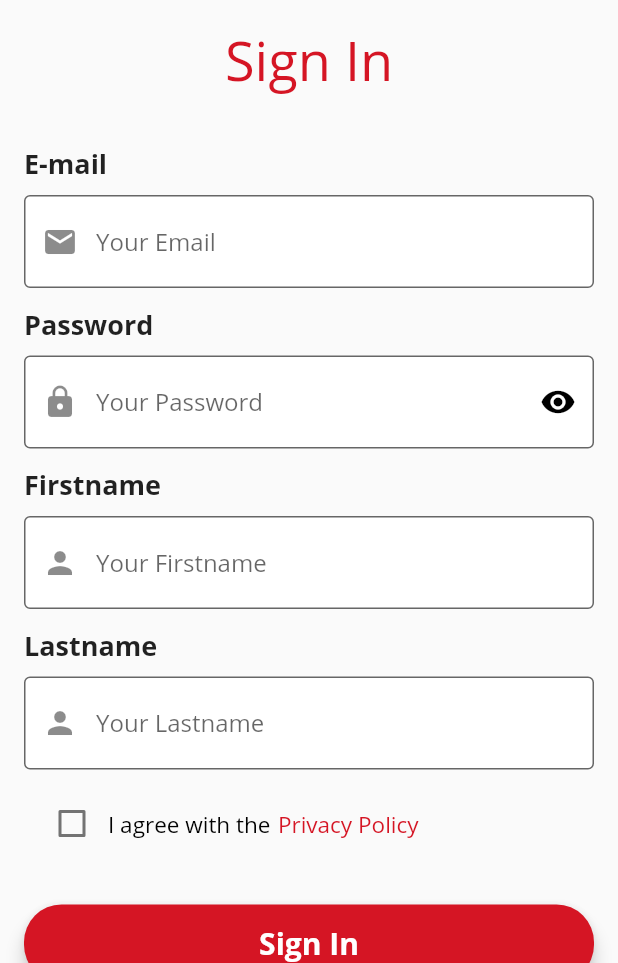
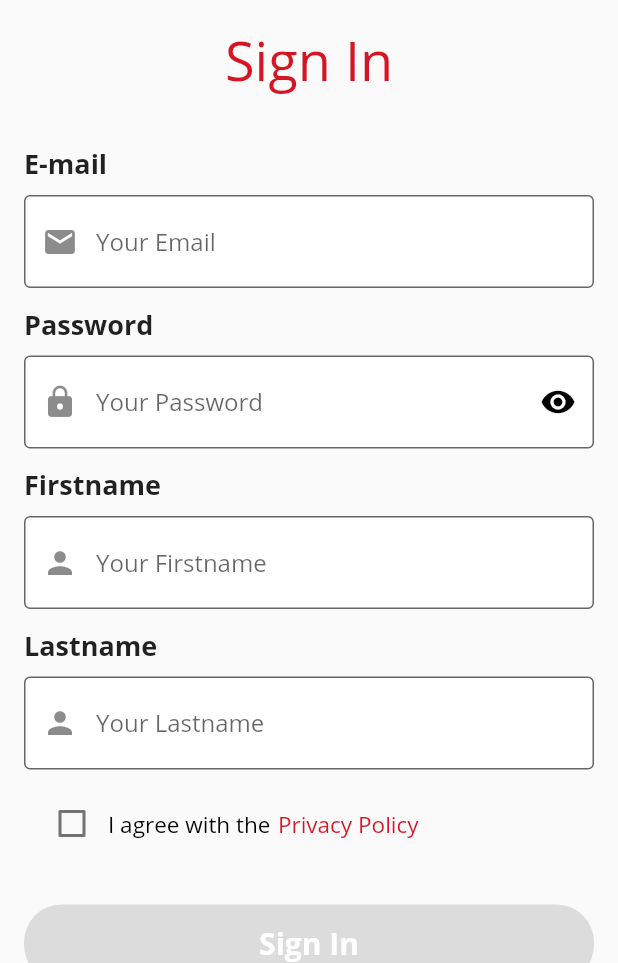
Before and after one commit to John-Hundred/Etutoring, a Flutter app: the screen it shows after launch, after a tap on "Sign In", on a phone screen of 412 x 824 dp, the part 273-1236 px from its top. Run offline on Flutter 3.47's test engine with Material 2 defaults, Android fonts, the phone set to English and light mode, and no system bars; our stand-ins replace carousel_slider, email_validator, flutter_secure_storage, scrollable_positioned_list; missing offline and left inert: move_to_background.

```diff
--- a/lib/main.dart
+++ b/lib/main.dart
@@ -1,6 +1,5 @@
 import 'package:argon_flutter/screens/login.dart';
 import 'package:argon_flutter/screens/profile.dart';
-import 'package:argon_flutter/screens/signin.dart';
 import 'package:argon_flutter/utils/user_secure_storage.dart';
 import 'package:flutter/material.dart';
 
--- a/lib/screens/login.dart
+++ b/lib/screens/login.dart
@@ -235,6 +235,7 @@ class _LoginState extends State<Login> {
       );
 
   Widget buildLoginButton() => ButtonWidget(
+      pressed: true,
       text: 'Login',
       color: ArgonColors.redUnito,
       onClicked: () async {
@@ -244,6 +245,7 @@ class _LoginState extends State<Login> {
       });
 
   Widget builRegisteredButton() => ButtonWidget(
+      pressed: true,
       text: 'Sign In',
       color: ArgonColors.blueUnito,
       onClicked: () {
--- a/lib/screens/signin.dart
+++ b/lib/screens/signin.dart
@@ -4,12 +4,8 @@ import 'package:argon_flutter/widgets/button_widget.dart';
 import 'package:argon_flutter/widgets/title_widget.dart';
 import 'package:email_validator/email_validator.dart';
 import 'package:flutter/material.dart';
-import 'package:font_awesome_flutter/font_awesome_flutter.dart';
 
 import 'package:argon_flutter/constants/Theme.dart';
-
-//widgets
-import 'package:argon_flutter/widgets/input.dart';
 
 import 'dart:convert';
 import 'package:http/http.dart' as http;
@@ -294,8 +290,6 @@ class _SigninState extends State<Signin> {
             suffixIcon: GestureDetector(
               onTap: () async {
                 print(this.emailController.text);
-                /*await UserSecureStorage.setEmail(emailController.text);
-                await UserSecureStorage.setPassword(passwordController.text);*/
                 _toggle();
               },
               child: Icon(
@@ -308,6 +302,7 @@ class _SigninState extends State<Signin> {
       );
 
   Widget buildSignInButton() => ButtonWidget(
+      pressed: _checkboxValue,
       text: 'Sign In',
       color: ArgonColors.redUnito,
       onClicked: () {
--- a/lib/widgets/button_widget.dart
+++ b/lib/widgets/button_widget.dart
@@ -4,8 +4,10 @@ class ButtonWidget extends StatelessWidget {
   final String text;
   final VoidCallback onClicked;
   final Color color;
+  // final dynamic onPressed;
+  final bool pressed;
 
-  const ButtonWidget({this.text, this.onClicked, this.color});
+  const ButtonWidget({this.text, this.onClicked, this.color, this.pressed});
 
   @override
   Widget build(BuildContext context) => ElevatedButton(
@@ -22,6 +24,6 @@ class ButtonWidget extends StatelessWidget {
           style: TextStyle(
               fontSize: 20, fontWeight: FontWeight.bold, color: Colors.white),
         ),
-        onPressed: onClicked,
+        onPressed:this.pressed ? onClicked : null,
       );
 }
```
